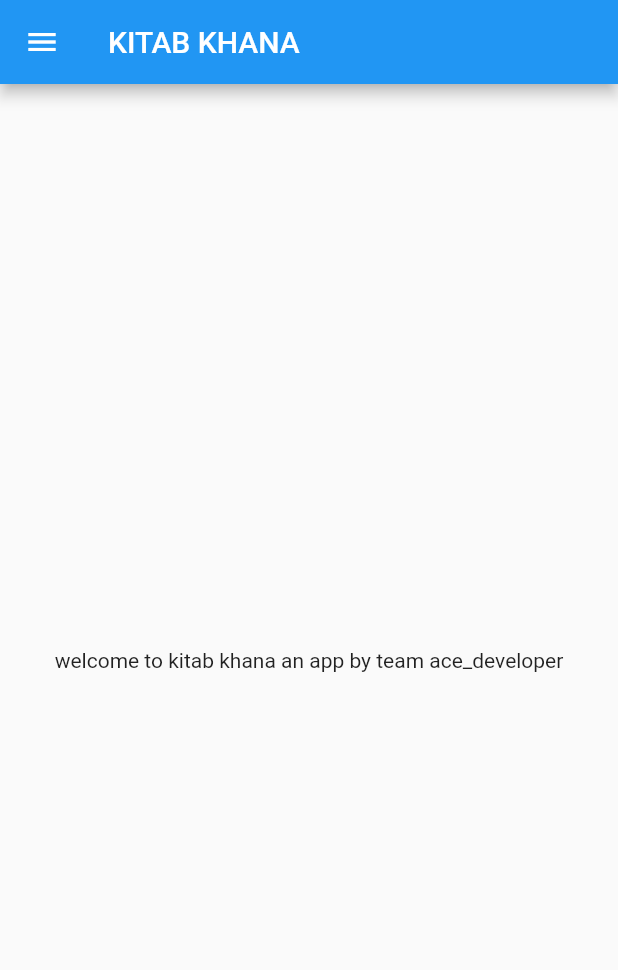
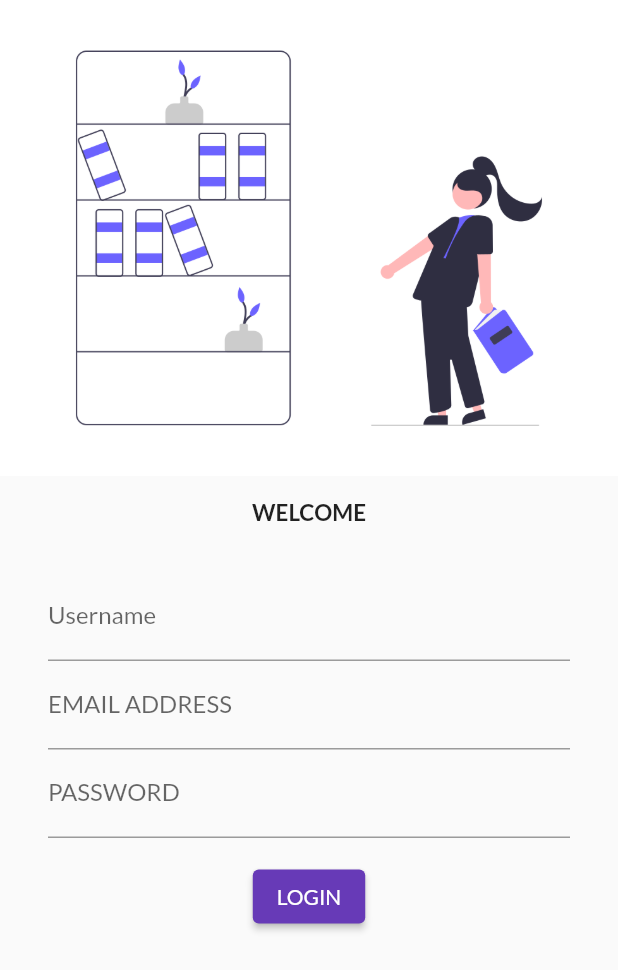
Before and after one commit to Chanchal1010/Ace_developers-coc, a Flutter app: the screen it shows after launch, on a phone screen of 412 x 824 dp. Shown: the top 970 px of the screen. Run offline on Flutter 3.47's test engine with Material 2 defaults, Android fonts, the phone set to English and light mode, and no system bars; our stand-ins replace google_fonts; missing offline and left inert: dart:html.

Commit message:
day 4 completed

```diff
--- a/lib/main.dart
+++ b/lib/main.dart
@@ -1,6 +1,8 @@
 import 'package:flutter/material.dart';
 import 'package:flutter_1/pages/home_page.dart';
-
+import 'package:flutter_1/pages/login_page.dart';
+import 'package:google_fonts/google_fonts.dart';
+import 'package:google_fonts/google_fonts.dart';
 void main() {
   runApp(MyApp());
 }
@@ -9,7 +11,17 @@ class MyApp extends StatelessWidget {
   @override
   Widget build(BuildContext context) {
     return MaterialApp(
-      home: HomePage(),
+      themeMode: ThemeMode.light,
+      theme: ThemeData(
+        primarySwatch: Colors.deepPurple,
+        fontFamily: GoogleFonts.lato().fontFamily,
+       // primaryTextTheme: GoogleFonts.latoTextTheme().
+      ),
+      routes: {
+        "/": (context) => LoginPage(),
+        "/homepage": (context) => HomePage(),
+        "/login": (context) => LoginPage()
+      },
     );
   }
 }
--- /dev/null
+++ b/lib/pages/login_page.dart
@@ -0,0 +1,67 @@
+import 'package:flutter/material.dart';
+
+class LoginPage extends StatelessWidget {
+  @override
+  Widget build(BuildContext context) {
+    var material = Material(
+      child: Column(
+        children: [
+          Image.asset(
+            "assets/images/book_image.png",
+            fit: BoxFit.cover,
+          ),
+          SizedBox(
+            height: 15,
+          ),
+          Text(
+            "WELCOME",
+            style: TextStyle(
+              fontSize: 15,
+              fontWeight: FontWeight.bold,
+            ),
+          ),
+          SizedBox(
+            height: 15,
+          ),
+          Padding(
+            padding: const EdgeInsets.symmetric(vertical: 16.0, horizontal: 32),
+            child: Column(
+              children: [
+                TextFormField(
+                  decoration: InputDecoration(
+                    hintText: "Enter USername",
+                    labelText: "Username",
+                  ),
+                ),
+                TextFormField(
+                  decoration: InputDecoration(
+                    hintText: "Enter email adddress",
+                    labelText: "EMAIL ADDRESS",
+                  ),
+                ),
+                TextFormField(
+                  obscureText: true,
+                  decoration: InputDecoration(
+                    hintText: "Enter password",
+                    labelText: "PASSWORD",
+                  ),
+                ),
+                SizedBox(
+                  height: 15.0,
+                ),
+                ElevatedButton(
+                  child: Text("LOGIN"),
+                  style: TextButton.styleFrom(),
+                  onPressed: () {
+                    print("Hi buddy!!!");
+                  },
+                )
+              ],
+            ),
+          ),
+        ],
+      ),
+    );
+    return material;
+  }
+}
--- a/pubspec.yaml
+++ b/pubspec.yaml
@@ -31,6 +31,7 @@ environment:
 dependencies:
   flutter:
     sdk: flutter
+  google_fonts: ^3.0.1
 
 
   # The following adds the Cupertino Icons font to your application.
@@ -60,8 +61,8 @@ flutter:
   uses-material-design: true
 
   # To add assets to your application, add an assets section, like this:
-  # assets:
-  #   - images/a_dot_burr.jpeg
+  assets:
+     - assets/images/book_image.png
   #   - images/a_dot_ham.jpeg
 
   # An image asset can refer to one or more resolution-specific "variants", see
```
Also changed, not shown: assets/images/book_image.png (added), assets/images/login_image.png (added), assets/images/undraw_Login_re_4vu2.png (added), pubspec.lock, 1 other file.
